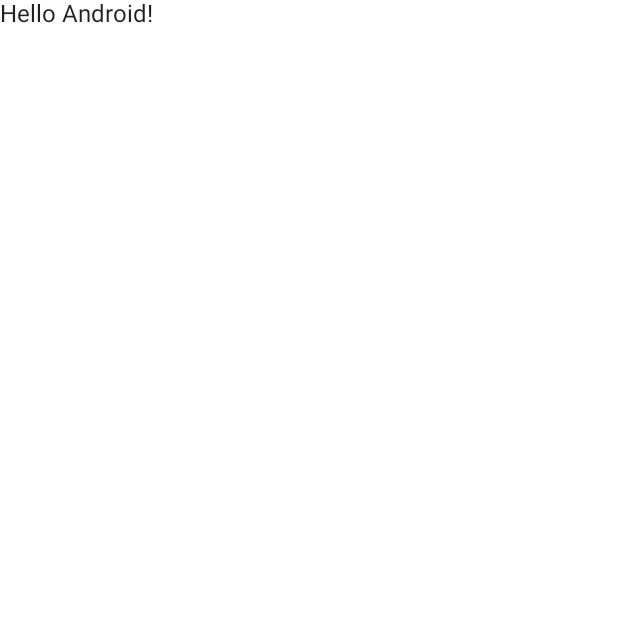
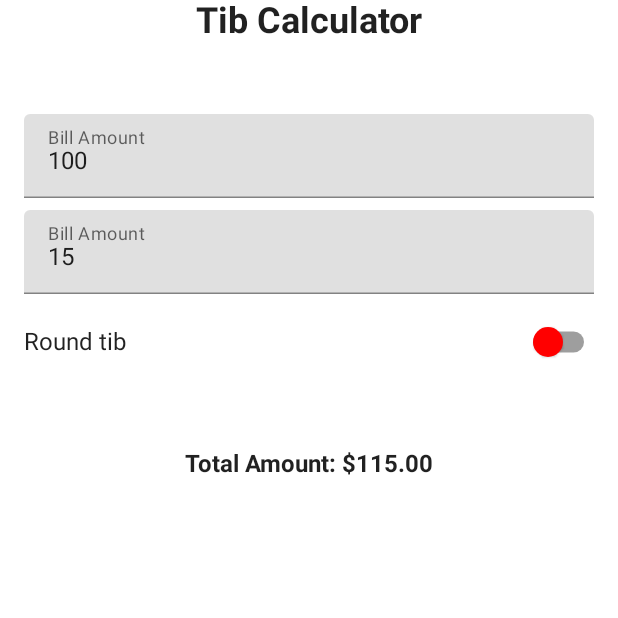
Before and after one commit to BayanIbrahem/ComposeCourse, an Android app built with Jetpack Compose: the screen it shows after launch (MainActivity), on a phone screen of 412 x 824 dp, the top half of it. Before the commit the part shown is almost empty. Run offline under Robolectric (Android 15) with nearby library versions, the phone set to English and light mode, and no system bars.

Commit message:
finish Tib calculator app, `testing not working`

```diff
--- a/app/build.gradle
+++ b/app/build.gradle
@@ -4,6 +4,9 @@ plugins {
 }
 
 android {
+//	testOptions {
+//		unitTests.returnDefaultValues = true
+//	}
 	namespace 'com.dev.bayan_ibrahim.composecourse'
 	compileSdk 32
 
--- a/app/src/main/java/com/dev/bayan_ibrahim/composecourse/MainActivity.kt
+++ b/app/src/main/java/com/dev/bayan_ibrahim/composecourse/MainActivity.kt
@@ -10,6 +10,7 @@ import androidx.compose.material.Text
 import androidx.compose.runtime.Composable
 import androidx.compose.ui.Modifier
 import androidx.compose.ui.tooling.preview.Preview
+import com.dev.bayan_ibrahim.composecourse.ui.TipCalculatorApp
 import com.dev.bayan_ibrahim.composecourse.ui.theme.ComposeCourseTheme
 
 class MainActivity : ComponentActivity() {
@@ -22,7 +23,7 @@ class MainActivity : ComponentActivity() {
                     modifier = Modifier.fillMaxSize(),
                     color = MaterialTheme.colors.background
                 ) {
-                    Greeting("Android")
+                    TipCalculatorApp()
                 }
             }
         }
--- /dev/null
+++ b/app/src/main/java/com/dev/bayan_ibrahim/composecourse/ui/TibCalculator.kt
@@ -0,0 +1,194 @@
+package com.dev.bayan_ibrahim.composecourse.ui
+
+import android.icu.text.NumberFormat
+import android.os.Build
+import android.os.Bundle
+import android.os.PersistableBundle
+import androidx.activity.ComponentActivity
+import androidx.activity.compose.setContent
+import androidx.annotation.VisibleForTesting
+import androidx.compose.foundation.layout.*
+import androidx.compose.foundation.text.KeyboardActions
+import androidx.compose.foundation.text.KeyboardOptions
+import androidx.compose.material.*
+import androidx.compose.runtime.*
+import androidx.compose.ui.Alignment
+import androidx.compose.ui.Modifier
+import androidx.compose.ui.focus.FocusDirection
+import androidx.compose.ui.graphics.Color
+import androidx.compose.ui.platform.LocalFocusManager
+import androidx.compose.ui.res.stringResource
+import androidx.compose.ui.text.font.FontWeight
+import androidx.compose.ui.text.input.ImeAction
+import androidx.compose.ui.text.input.KeyboardType
+import androidx.compose.ui.tooling.preview.Preview
+import androidx.compose.ui.unit.dp
+import androidx.compose.ui.unit.sp
+import com.dev.bayan_ibrahim.composecourse.R
+import com.dev.bayan_ibrahim.composecourse.ui.theme.ComposeCourseTheme
+import kotlin.math.roundToInt
+
+class TibCalculator: ComponentActivity() {
+    override fun onCreate(savedInstanceState: Bundle?, persistentState: PersistableBundle?) {
+        super.onCreate(savedInstanceState, persistentState)
+        setContent {
+            Surface (modifier = Modifier.fillMaxSize(), color = MaterialTheme.colors.background) {
+                TipCalculatorApp()
+            }
+        }
+    }
+}
+
+@Composable
+fun TipCalculatorApp() {
+    TipCalculatorScreen(Modifier.fillMaxSize())
+}
+@Composable
+private fun TipCalculatorScreen(modifier: Modifier = Modifier) {
+    var billAmount by remember { mutableStateOf("100") }
+    var tibPercentage by remember { mutableStateOf("15")}
+    val focusManager = LocalFocusManager.current
+    var roundTib: Boolean by remember { mutableStateOf(false) }
+    Column (
+        modifier = modifier,
+        verticalArrangement = Arrangement.spacedBy(8.dp),
+        horizontalAlignment = Alignment.CenterHorizontally,
+    ) {
+        TibCalculatorTitle()
+        Spacer(modifier = Modifier.padding(16.dp))
+        TibCalculatorInputAmount(
+            amount = billAmount,
+            onAmountChange = {newBillAmount ->
+                billAmount = newBillAmount
+            },
+            keyboardOptions = KeyboardOptions(
+                keyboardType = KeyboardType.Number,
+                imeAction = ImeAction.Next,
+            ),
+            keyboardActions = KeyboardActions (
+                onNext = {
+                    focusManager.moveFocus(FocusDirection.Down)
+                }
+            )
+        )
+        TibCalculatorInputAmount(
+            amount = tibPercentage,
+            onAmountChange = {newTibPercentage ->
+                tibPercentage = newTibPercentage
+            },
+            keyboardOptions = KeyboardOptions(
+                keyboardType = KeyboardType.Number,
+                imeAction = ImeAction.Done,
+            ),
+            keyboardActions = KeyboardActions (
+                onDone = {
+                    focusManager.clearFocus()
+                }
+            )
+        )
+        TibCalculatorRoundTibRow(
+            modifier = Modifier
+                .padding(horizontal = 16.dp)
+                .fillMaxWidth(),
+            text = "Round tib",
+            checked = roundTib,
+            onCheckedChange = { isSetRounded ->
+                roundTib = isSetRounded
+            },
+        )
+        Spacer(modifier = Modifier.padding(16.dp))
+        TibCalculatorTotalAmount(amount = billAmount, tibPercentage = tibPercentage, roundTib)
+    }
+}
+
+@Composable
+private fun TibCalculatorTitle() {
+    Text(
+        text = stringResource(R.string.title),
+        fontSize = 24.sp,
+        fontWeight = FontWeight.Bold,
+    )
+}
+
+@Composable
+private fun TibCalculatorInputAmount(
+    amount: String,
+    onAmountChange: (String) -> Unit,
+    keyboardOptions: KeyboardOptions,
+    keyboardActions: KeyboardActions,
+) {
+    TextField(
+        modifier = Modifier
+            .padding(horizontal = 16.dp)
+            .fillMaxWidth(),
+        value = amount,
+        onValueChange = onAmountChange,
+        label = { Text(text = stringResource(R.string.bill_amount))},
+        keyboardOptions = keyboardOptions,
+        keyboardActions = keyboardActions,
+        singleLine = true,
+    )
+}
+
+@Composable
+fun TibCalculatorRoundTibRow(
+    modifier: Modifier = Modifier,
+    text: String,
+    checked: Boolean,
+    onCheckedChange: (Boolean) -> Unit
+) {
+    Row (
+        modifier = modifier,
+        horizontalArrangement = Arrangement.SpaceBetween,
+        verticalAlignment = Alignment.CenterVertically,
+    ) {
+        Text(
+            text = text,
+        )
+        Switch(
+            checked = checked,
+            onCheckedChange = onCheckedChange,
+            colors = SwitchDefaults.colors(
+                uncheckedThumbColor = Color.Red,
+                checkedThumbColor = Color.Green,
+            )
+        )
+    }
+}
+@Composable
+private fun TibCalculatorTotalAmount(amount: String, tibPercentage: String, roundTib: Boolean) {
+    val bill = amount.toDoubleOrNull() ?: 0.0
+    val tib = tibPercentage.toDoubleOrNull() ?: 15.0
+    val totalAmount = calculateTib(bill, tib, roundTib)
+    Text(
+        text = stringResource(id = R.string.totalAmount, totalAmount),
+        fontWeight = FontWeight.Bold,
+    )
+}
+
+@VisibleForTesting
+internal fun calculateTib(bill: Double, tibPercentage: Double, roundTib: Boolean): String {
+    val tib = if (roundTib) {
+        tibPercentage.roundToInt().toDouble()
+    } else {
+        tibPercentage
+    }
+    val totalAmount = bill + bill * tib / 100
+    return if (Build.VERSION.SDK_INT >= Build.VERSION_CODES.N) {
+        NumberFormat.getCurrencyInstance()
+            .format(totalAmount)
+    } else {
+        "$totalAmount$"
+    }
+}
+
+
+@Preview
+@Composable
+fun TibCalculatorPreview() {
+    ComposeCourseTheme {
+        Surface (color = MaterialTheme.colors.background) {
+            TipCalculatorApp()
+        }
+    }
+}
--- a/app/src/main/res/values/strings.xml
+++ b/app/src/main/res/values/strings.xml
@@ -1,3 +1,7 @@
 <resources>
 	<string name="app_name">ComposeCourse</string>
+	<string name="title">Tib Calculator</string>
+	<string name="totalAmount">"Total Amount: %s"</string>
+	<string name="bill_amount">Bill Amount</string>
+	<string name="tib_cost">Tib Cost</string>
 </resources>
```
Also changed, not shown: 2 other files.
